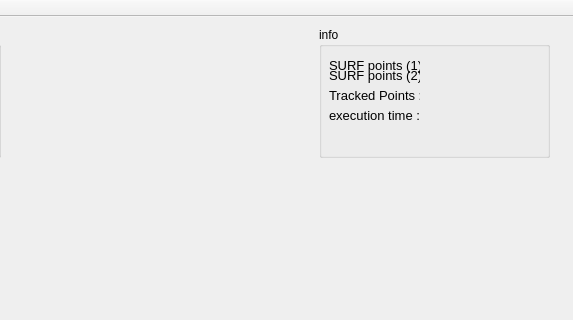
First picture: the form in mainwindow.ui, repository iras/JAPCE, before the edit; both pictures show x 340 to 913 and y 0 to 320 of the 913 by 688 pixel window.
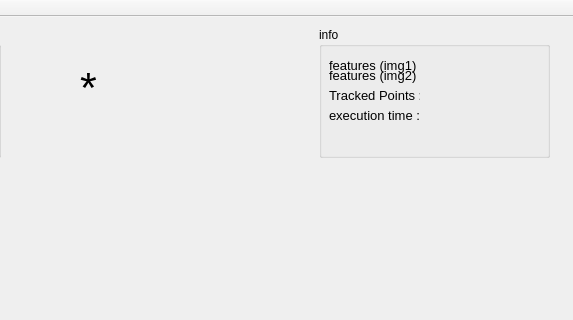
Second picture: the form after the edit.

Commit message: (1) added no. features found. (2) minor refactoring here and there.

Patch:
```diff
--- a/mainwindow.ui
+++ b/mainwindow.ui
@@ -168,7 +168,7 @@
       </font>
      </property>
      <property name="text">
-      <string>SURF points (1) :</string>
+      <string>features (img1) :</string>
      </property>
     </widget>
     <widget class="QLabel" name="label_2">
@@ -450,7 +450,7 @@
       </font>
      </property>
      <property name="text">
-      <string>SURF points (2) :</string>
+      <string>features (img2) :</string>
      </property>
     </widget>
     <widget class="QLabel" name="label_7">
@@ -554,6 +554,24 @@
      </property>
     </widget>
    </widget>
+   <widget class="QLabel" name="label_test">
+    <property name="geometry">
+     <rect>
+      <x>420</x>
+      <y>50</y>
+      <width>121</width>
+      <height>41</height>
+     </rect>
+    </property>
+    <property name="font">
+     <font>
+      <pointsize>32</pointsize>
+     </font>
+    </property>
+    <property name="text">
+     <string>*</string>
+    </property>
+   </widget>
   </widget>
   <widget class="QMenuBar" name="menuBar">
    <property name="geometry">
```
The commit also changes 5 other files.
